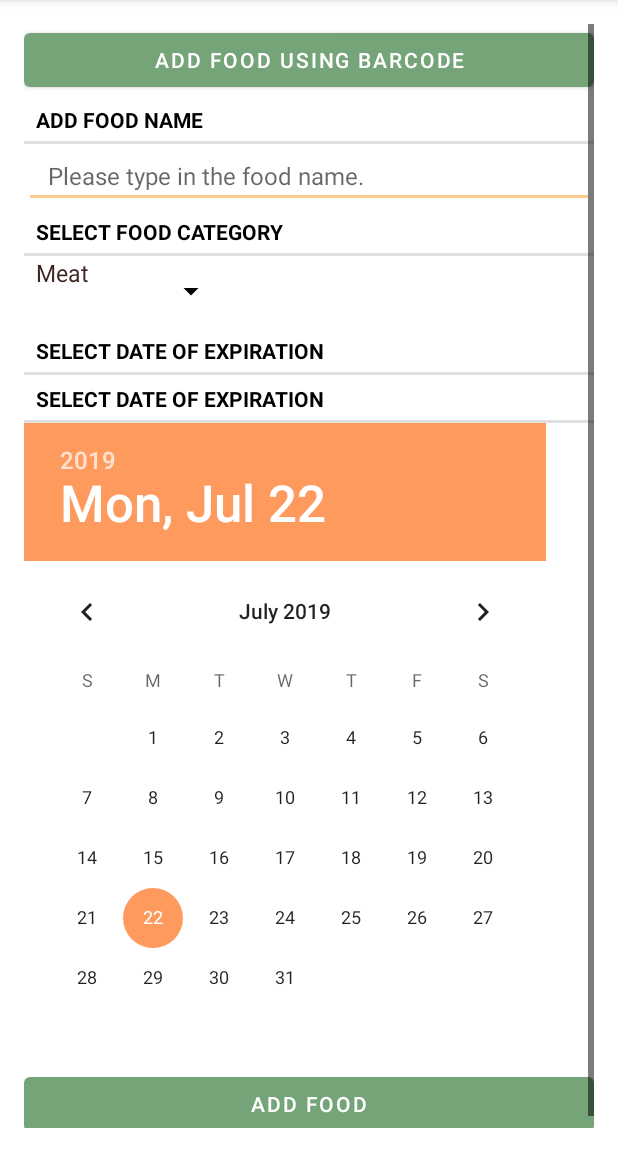
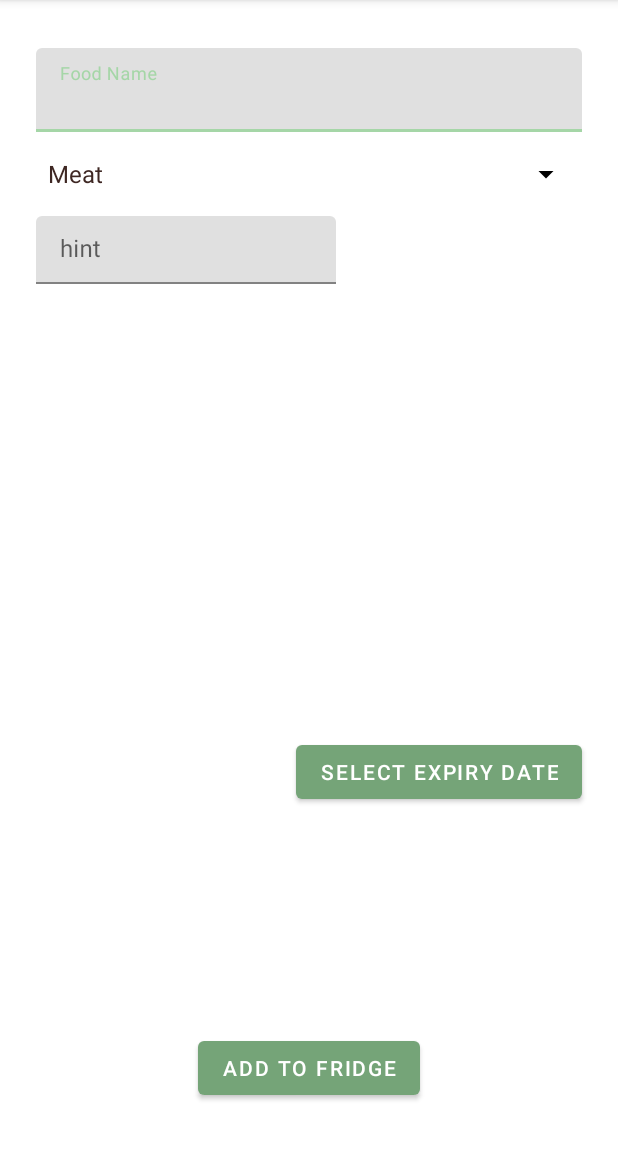
Before and after one commit to amailk/fridge-pal-android, an Android app: the AddFoodFragment screen opened directly, with no data from a screen before it, on a phone screen of 412 x 824 dp, the part 84-1236 px from its top. Run offline under Robolectric (Android 15) with nearby library versions, the phone set to English and light mode, and no system bars; Roboto replaces fonts that are not available here.

Commit message:
Change layout and dialogfragment for the datepicker

```diff
--- a/app/src/main/java/cp317/wlu/ca/fridgepal/fridge/AddFoodFragment.java
+++ b/app/src/main/java/cp317/wlu/ca/fridgepal/fridge/AddFoodFragment.java
@@ -1,5 +1,6 @@
 package cp317.wlu.ca.fridgepal.fridge;
 
+import android.app.DatePickerDialog;
 import android.os.Bundle;
 import android.text.Editable;
 import android.text.TextWatcher;
@@ -15,6 +16,8 @@ import android.widget.Toast;
 
 import androidx.fragment.app.Fragment;
 
+import com.google.android.material.textfield.TextInputEditText;
+
 import java.util.Calendar;
 import java.util.Date;
 
@@ -23,17 +26,19 @@ import cp317.wlu.ca.fridgepal.model.Food;
 import cp317.wlu.ca.fridgepal.repositories.FoodRepository;
 
 public class AddFoodFragment extends Fragment {
-    private EditText mFoodName;
+    private TextInputEditText mFoodName;
     private Spinner mFoodCategory;
-    private DatePicker mExpiryDate;
+    private TextInputEditText datePicked;
+    private Button selectExpiryButton;
+
     private Button mAddButton;
-    private Button mBarcodeButton;
+
 
     private String foodName = "";
     private String foodCategory;
 
-    int day, month, year02;
 
+    private int mDay, mMonth, mYear;
     private Date expiryDate = new Date();
 
     @Override
@@ -42,10 +47,9 @@ public class AddFoodFragment extends Fragment {
 
         mFoodName = v.findViewById(R.id.added_food_name);
         mFoodCategory = v.findViewById(R.id.added_food_category);
-        mExpiryDate = v.findViewById(R.id.added_food_expiration_date);
+        datePicked = v.findViewById(R.id.date_picked_edit_text);
+        selectExpiryButton = v.findViewById(R.id.date_picker_open);
         mAddButton = v.findViewById(R.id.added_food_add_button);
-
-        mBarcodeButton = v.findViewById(R.id.button_barcode);
 
         mFoodName.addTextChangedListener(new TextWatcher() {
             @Override
@@ -75,27 +79,19 @@ public class AddFoodFragment extends Fragment {
             }
         });
 
+        selectExpiryButton.setOnClickListener(view -> {
+            final Calendar calendar = Calendar.getInstance();
+            mYear = calendar.get(Calendar.YEAR);
+            mMonth = calendar.get(Calendar.MONTH);
+            mDay = calendar.get(Calendar.DAY_OF_MONTH);
 
-        mExpiryDate.setOnDateChangedListener(new DatePicker.OnDateChangedListener() {
-            @Override
-            public void onDateChanged(DatePicker view, int year, int monthOfYear, int dayOfMonth) {
-                day = dayOfMonth;
-                month = monthOfYear;
-                year02 = year;
-
-                Calendar c2 = Calendar.getInstance();
-                c2.set(year02, month, day);
-                expiryDate = c2.getTime();
-            }
+            DatePickerDialog datePickerDialog = new DatePickerDialog(getContext(),
+                    (view1, year, month, day) -> {
+                        datePicked.setText(day + "-" + (month + 1) + "-" + year);
+                        expiryDate = new Date(year, month, day);
+                    }, mYear, mMonth, mDay);
+            datePickerDialog.show();
         });
-
-        //day = mExpiryDate.getDayOfMonth();
-        //month = mExpiryDate.getMonth();
-        //year = mExpiryDate.getYear();
-
-        //Calendar c2 = Calendar.getInstance();
-        //c2.set(year02, month, day);
-        //expiryDate = c2.getTime();
 
         mAddButton.setOnClickListener(view -> {
             Date d = new Date();
@@ -111,6 +107,9 @@ public class AddFoodFragment extends Fragment {
             }
         });
 
+
+
+
         return v;
     }
 }
--- a/app/src/main/res/layout/add_food_fragment_layout.xml
+++ b/app/src/main/res/layout/add_food_fragment_layout.xml
@@ -1,79 +1,82 @@
 <?xml version="1.0" encoding="utf-8"?>
-<LinearLayout xmlns:android="http://schemas.android.com/apk/res/android"
+<androidx.constraintlayout.widget.ConstraintLayout xmlns:android="http://schemas.android.com/apk/res/android"
+    xmlns:app="http://schemas.android.com/apk/res-auto"
+    xmlns:tools="http://schemas.android.com/tools"
     android:layout_width="match_parent"
     android:layout_height="match_parent">
 
-    <ScrollView
-        android:layout_width="match_parent"
-        android:layout_height="match_parent">
 
-        <LinearLayout
-            android:layout_width="match_parent"
+    <com.google.android.material.textfield.TextInputLayout
+        android:id="@+id/textInputLayout"
+        android:layout_width="0dp"
         android:layout_height="wrap_content"
-            android:orientation="vertical" >
+        android:layout_marginStart="8dp"
+        android:layout_marginTop="16dp"
+        android:layout_marginEnd="8dp"
+        app:layout_constraintEnd_toEndOf="parent"
+        app:layout_constraintStart_toStartOf="parent"
+        app:layout_constraintTop_toTopOf="parent">
 
-            <Button
-                android:layout_width="match_parent"
-                android:layout_height="wrap_content"
-                android:text="Add Food Using Barcode"
-                android:id="@+id/button_barcode"/>
-
-            <TextView
-                android:id="@+id/textView4"
-                style="?android:listSeparatorTextViewStyle"
-                android:layout_width="match_parent"
-                android:layout_height="wrap_content"
-                android:text="@string/add_food_name" />
-
-            <EditText
+        <com.google.android.material.textfield.TextInputEditText
             android:id="@+id/added_food_name"
             android:layout_width="match_parent"
             android:layout_height="wrap_content"
-                android:hint="@string/add_food_name_hint"
-                android:paddingLeft="16dp"
-                android:textSize="16sp" />
-
-
-            <TextView
-                android:id="@+id/textView6"
-                style="?android:listSeparatorTextViewStyle"
-                android:layout_width="match_parent"
-                android:layout_height="wrap_content"
-                android:text="@string/select_food_category" />
+            android:hint="Food Name" />
+    </com.google.android.material.textfield.TextInputLayout>
 
     <Spinner
         android:id="@+id/added_food_category"
-                android:layout_width="wrap_content"
+        android:layout_width="0dp"
         android:layout_height="wrap_content"
+        android:layout_marginStart="8dp"
+        android:layout_marginTop="16dp"
+        android:layout_marginEnd="8dp"
+        android:layout_marginBottom="16dp"
         android:entries="@array/food_category_list"
-                android:paddingBottom="25dp" />
-
-            <TextView
-                android:id="@+id/textView7"
-                style="?android:listSeparatorTextViewStyle"
-                android:layout_width="match_parent"
-                android:layout_height="wrap_content"
-                android:text="@string/date_of_expiry"/>
-
-            <TextView
-                android:id="@+id/textView8"
-                style="?android:listSeparatorTextViewStyle"
-                android:layout_width="match_parent"
-                android:layout_height="wrap_content"
-                android:text="@string/date_of_expiry" />
-            <DatePicker
-                android:id="@+id/added_food_expiration_date"
-                android:theme="@style/MyDatePickerDialogTheme"
-                android:layout_width="match_parent"
-                android:layout_height="wrap_content"
-                android:endYear="2100"
-                android:startYear="2019" />
+        app:layout_constraintBottom_toTopOf="@+id/date_picked"
+        app:layout_constraintEnd_toEndOf="parent"
+        app:layout_constraintHorizontal_bias="0.0"
+        app:layout_constraintStart_toStartOf="parent"
+        app:layout_constraintTop_toBottomOf="@+id/textInputLayout" />
 
     <Button
         android:id="@+id/added_food_add_button"
+        android:layout_width="wrap_content"
+        android:layout_height="wrap_content"
+        android:layout_marginBottom="16dp"
+        android:text="Add To Fridge"
+        app:layout_constraintBottom_toBottomOf="parent"
+        app:layout_constraintEnd_toEndOf="parent"
+        app:layout_constraintStart_toStartOf="parent" />
+
+    <com.google.android.material.textfield.TextInputLayout
+        android:id="@+id/date_picked"
+        android:layout_width="200dp"
+        android:layout_height="45dp"
+        android:layout_marginStart="8dp"
+        android:layout_marginTop="16dp"
+        app:layout_constraintStart_toStartOf="parent"
+        app:layout_constraintTop_toBottomOf="@+id/added_food_category">
+
+        <com.google.android.material.textfield.TextInputEditText
+            android:id="@+id/date_picked_edit_text"
             android:layout_width="match_parent"
             android:layout_height="wrap_content"
-                android:text="@string/add_food_button" />
-        </LinearLayout>
-    </ScrollView>
-</LinearLayout>
+            android:hint="hint" />
+    </com.google.android.material.textfield.TextInputLayout>
+
+    <Button
+        android:id="@+id/date_picker_open"
+        android:layout_width="wrap_content"
+        android:layout_height="wrap_content"
+        android:layout_marginStart="8dp"
+        android:layout_marginTop="20dp"
+        android:layout_marginEnd="8dp"
+        android:text="Select Expiry Date"
+        app:layout_constraintBottom_toTopOf="@+id/added_food_add_button"
+        app:layout_constraintEnd_toEndOf="parent"
+        app:layout_constraintHorizontal_bias="1.0"
+        app:layout_constraintStart_toEndOf="@+id/date_picked"
+        app:layout_constraintTop_toBottomOf="@+id/added_food_category"
+        app:layout_constraintVertical_bias="0.696" />
+</androidx.constraintlayout.widget.ConstraintLayout>
```
Lines whose indentation alone changed are shown as unchanged.
